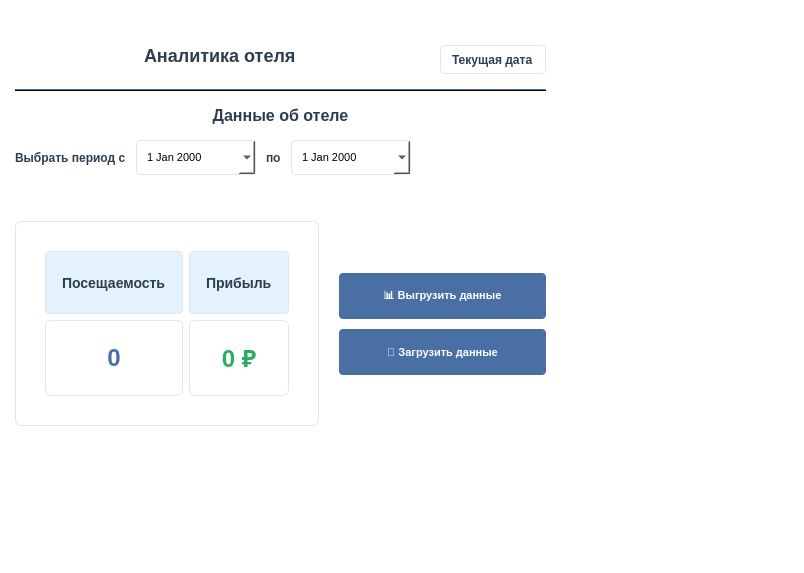
The window that UI/Admin/загрузка и выгрузка переделенная.ui (Ainyr-Akhmadishin/Hotel_management_system) describes before a commit, drawn with Qt 5.
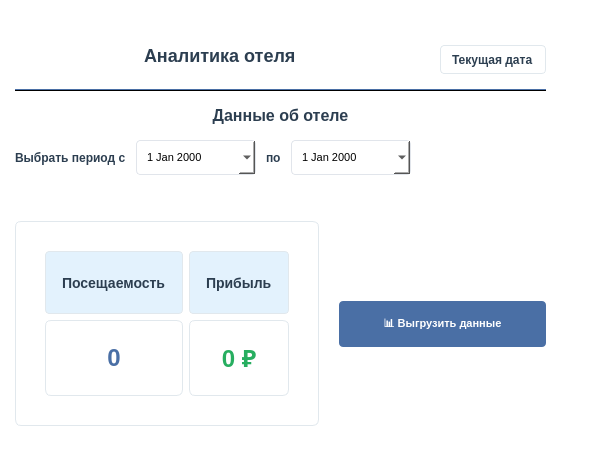
The same window after the commit.

```diff
--- a/UI/Admin/загрузка и выгрузка переделенная.ui
+++ b/UI/Admin/загрузка и выгрузка переделенная.ui
@@ -6,8 +6,8 @@
    <rect>
     <x>0</x>
     <y>0</y>
-    <width>804</width>
-    <height>573</height>
+    <width>591</width>
+    <height>470</height>
    </rect>
   </property>
   <property name="windowTitle">
@@ -460,22 +460,6 @@
           </property>
          </widget>
         </item>
-        <item>
-         <widget class="QPushButton" name="load_data_btn">
-          <property name="minimumSize">
-           <size>
-            <width>150</width>
-            <height>46</height>
-           </size>
-          </property>
-          <property name="toolTip">
-           <string>Загрузить данные из файла</string>
-          </property>
-          <property name="text">
-           <string>📁 Загрузить данные</string>
-          </property>
-         </widget>
-        </item>
         <item>
          <spacer name="verticalSpacer_2">
           <property name="orientation">
```
